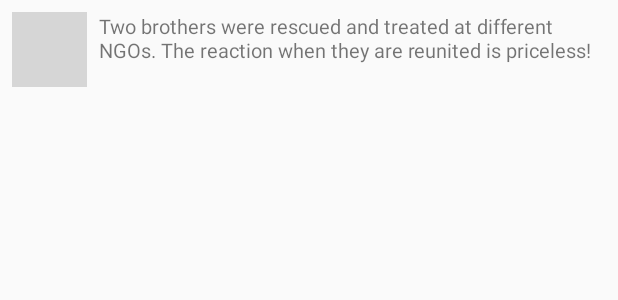
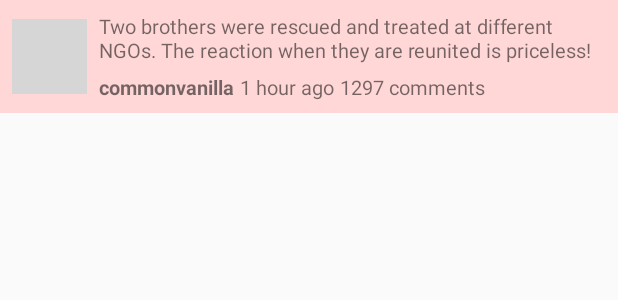
Before and after one commit to YvgenTroshchiy/Reddit, an Android app: the layout news_item.xml on its own in the app's theme, with its tools: preview values and no code run, on a phone screen of 412 x 824 dp. Shown: the top 300 px of the screen. Run offline under Robolectric (Android 15) with nearby library versions, the phone set to English and light mode, and no system bars; network calls fail; grey boxes are pictures that could not be loaded.

Commit message:
Update news_item.xml

```diff
--- a/app/src/main/res/layout/news_item.xml
+++ b/app/src/main/res/layout/news_item.xml
@@ -4,14 +4,16 @@
     xmlns:app="http://schemas.android.com/apk/res-auto"
     xmlns:tools="http://schemas.android.com/tools"
     android:layout_width="match_parent"
-    android:layout_height="match_parent"
+    android:layout_height="wrap_content"
     android:foreground="?attr/selectableItemBackground"
-    android:padding="8dp">
+    android:padding="8dp"
+    tools:background="#ffd7d7">
 
     <ImageView
         android:id="@+id/thumbnail"
         android:layout_width="50dp"
         android:layout_height="50dp"
+        app:layout_constraintBottom_toBottomOf="parent"
         app:layout_constraintStart_toStartOf="parent"
         app:layout_constraintTop_toTopOf="parent"
         tools:srcCompat="@tools:sample/backgrounds/scenic" />
@@ -26,4 +28,37 @@
         app:layout_constraintStart_toEndOf="@+id/thumbnail"
         tools:text="Two brothers were rescued and treated at different NGOs. The reaction when they are reunited is priceless!" />
 
+    <TextView
+        android:id="@+id/author"
+        android:layout_width="wrap_content"
+        android:layout_height="wrap_content"
+        android:layout_marginStart="8dp"
+        android:layout_marginTop="6dp"
+        android:textSize="13sp"
+        android:textStyle="bold"
+        app:layout_constraintBottom_toBottomOf="parent"
+        app:layout_constraintStart_toEndOf="@id/thumbnail"
+        app:layout_constraintTop_toBottomOf="@id/title"
+        tools:text="commonvanilla" />
+
+    <TextView
+        android:id="@+id/xHoursAgo"
+        android:layout_width="wrap_content"
+        android:layout_height="wrap_content"
+        android:layout_marginStart="4dp"
+        android:textSize="13sp"
+        app:layout_constraintBaseline_toBaselineOf="@id/author"
+        app:layout_constraintStart_toEndOf="@id/author"
+        tools:text="1 hour ago" />
+
+    <TextView
+        android:id="@+id/numComments"
+        android:layout_width="wrap_content"
+        android:layout_height="wrap_content"
+        android:layout_marginStart="4dp"
+        android:textSize="13sp"
+        app:layout_constraintBaseline_toBaselineOf="@id/author"
+        app:layout_constraintStart_toEndOf="@id/xHoursAgo"
+        tools:text="1297 comments" />
+
 </androidx.constraintlayout.widget.ConstraintLayout>
```
